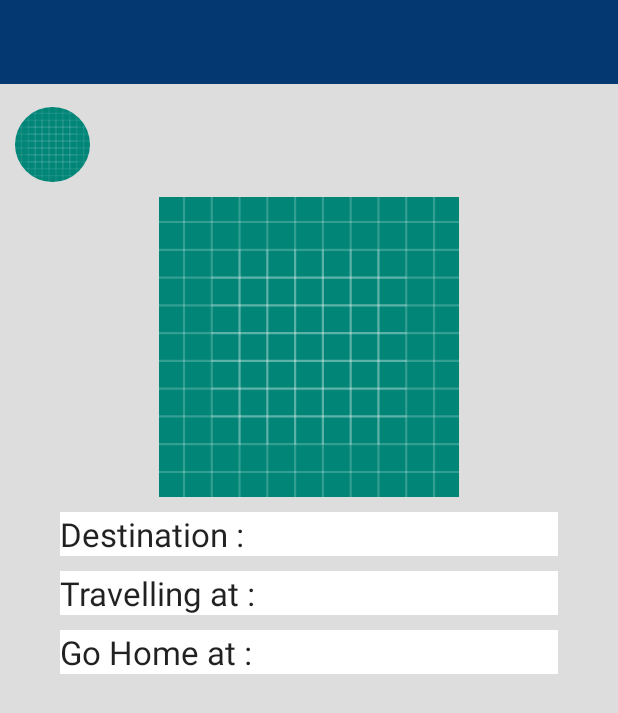
After one commit to LuthfiAbid/confiados, an Android app: the DetailDestination screen opened directly, with no data from a screen before it, on a phone screen of 412 x 824 dp. The commit adds this screen. Shown: the top 713 px of the screen. Run offline under Robolectric (Android 15) with nearby library versions, the phone set to English and light mode, and no system bars; our stand-ins replace CircleImageView.

Commit message:
Detail Destination

```diff
--- a/app/src/main/AndroidManifest.xml
+++ b/app/src/main/AndroidManifest.xml
@@ -17,6 +17,7 @@
         </activity>
         <activity android:name=".activity.NewMessagesActivity">
         </activity>
+        <activity android:name=".activity.DetailDestination"/>
         <activity android:name=".activity.LatesMessagesActivity">
         </activity>
         <activity android:name=".activity.ChatDetailsActivity">
--- /dev/null
+++ b/app/src/main/java/com/abid/confiados/activity/DetailDestination.kt
@@ -0,0 +1,37 @@
+package com.abid.confiados.activity
+
+import android.os.Bundle
+import android.support.v7.app.AppCompatActivity
+import com.abid.confiados.R
+import com.bumptech.glide.Glide
+import kotlinx.android.synthetic.main.detail_destination.*
+
+class DetailDestination: AppCompatActivity(){
+
+    override fun onCreate(savedInstanceState: Bundle?) {
+        super.onCreate(savedInstanceState)
+        setContentView(R.layout.detail_destination)
+        val name = intent.getStringExtra("nama_user")
+        val imageProf = intent.getStringExtra("foto_profile")
+        val noTelp = intent.getStringExtra("notelp")
+        val gen = intent.getStringExtra("gender")
+        val bukti = intent.getStringExtra("bukti")
+        val destination = intent.getStringExtra("destination")
+        val startDate = intent.getStringExtra("startDate")
+        val endDate = intent.getStringExtra("endDate")
+        nameTraveller_on_detail.text = name
+        Glide.with(this).load(imageProf)
+            .centerCrop()
+            .error(R.drawable.ic_launcher_background)
+            .into(photo_profile_on_detail)
+        contact_on_detail.text = noTelp
+        genderTraveller_on_detail.text = gen
+        Glide.with(this).load(bukti)
+            .centerCrop()
+            .error(R.drawable.ic_launcher_background)
+            .into(bukti_on_detail)
+        destination_on_detail.text = destination
+        start_date_on_detail.text = startDate
+        end_date_on_detail.text = endDate
+    }
+}
--- a/app/src/main/java/com/abid/confiados/adapter/DestinationAdapter.kt
+++ b/app/src/main/java/com/abid/confiados/adapter/DestinationAdapter.kt
@@ -14,6 +14,7 @@ import android.widget.Toast
 import com.abid.confiados.data.Pref
 import com.abid.confiados.R
 import com.abid.confiados.activity.ChatLogActivity
+import com.abid.confiados.activity.DetailDestination
 import com.abid.confiados.fragment.HomeFragment
 import com.abid.confiados.model.DestinationModel
 import com.abid.confiados.model.UserModel
@@ -77,6 +78,20 @@ class DestinationAdapter : RecyclerView.Adapter<DestinationAdapter.DestinationVi
             intent.putExtra("id_user", destinationModel.iduser)
             mCtx.startActivity(intent)
         }
+        p0.ll.setOnClickListener {
+            Toast.makeText(mCtx, "Detail", Toast.LENGTH_SHORT).show()
+            val intent : Intent = Intent(mCtx, DetailDestination::class.java)
+            intent.putExtra("nama_user", destinationModel.user!!.nama)
+            intent.putExtra("foto_profil", destinationModel.user!!.profile)
+            intent.putExtra("gender", destinationModel.user!!.gender)
+            intent.putExtra("notelp", destinationModel.user!!.phone)
+            intent.putExtra("id_user", destinationModel.iduser)
+            intent.putExtra("destination", destinationModel.destination)
+            intent.putExtra("startDate", destinationModel.startDate)
+            intent.putExtra("endDate", destinationModel.endDate)
+            intent.putExtra("bukti", destinationModel.bukti)
+            mCtx.startActivity(intent)
+        }
     }
 
     inner class DestinationViewHolder(itemView: View) : RecyclerView.ViewHolder(itemView) {
--- a/app/src/main/java/com/abid/confiados/model/DestinationModel.kt
+++ b/app/src/main/java/com/abid/confiados/model/DestinationModel.kt
@@ -5,10 +5,12 @@ data class DestinationModel (
     var image: String? = null,
     var name: String? = null,
     var gender: String? = null,
+    var noTelp: String? = null,
     var destination: String? = null,
     var startDate: String? = null,
     var endDate: String? = null,
     var iduser: String? = null,
+    var bukti: String? = null,
     var user: UserModel? = null
 )
 //    constructor()
--- /dev/null
+++ b/app/src/main/res/layout/detail_destination.xml
@@ -0,0 +1,146 @@
+<?xml version="1.0" encoding="utf-8"?>
+<RelativeLayout xmlns:android="http://schemas.android.com/apk/res/android"
+                xmlns:tools="http://schemas.android.com/tools"
+                android:layout_width="match_parent"
+                android:layout_height="match_parent"
+                android:background="#ddd"
+                xmlns:app="http://schemas.android.com/apk/res-auto">
+    <android.support.v7.widget.Toolbar
+            android:layout_width="match_parent"
+            android:layout_height="wrap_content"
+            app:titleTextColor="@android:color/white"
+            android:background="#033970"
+            android:layout_alignParentTop="true"
+            android:theme="?attr/actionBarTheme"
+            android:minHeight="?attr/actionBarSize"
+            android:id="@+id/toolbar_detail"/>
+    <RelativeLayout
+            android:layout_marginTop="5dp"
+            android:layout_below="@+id/toolbar_detail"
+            android:id="@+id/header_detail"
+            android:layout_width="match_parent"
+            android:layout_height="wrap_content">
+        <de.hdodenhof.circleimageview.CircleImageView
+                android:id="@+id/photo_profile_on_detail"
+                android:layout_margin="10dp"
+                android:src="@drawable/maldives"
+                android:layout_width="50dp"
+                android:layout_height="50dp"/>
+        <LinearLayout
+                android:layout_marginStart="10dp"
+                android:layout_toEndOf="@+id/photo_profile_on_detail"
+                android:orientation="vertical"
+                android:layout_centerVertical="true"
+                android:layout_width="match_parent"
+                      android:layout_height="wrap_content">
+            <LinearLayout
+                    android:layout_width="match_parent"
+                          android:layout_height="wrap_content">
+                <TextView
+                        android:textAppearance="@style/TextAppearance.AppCompat.Large"
+                        android:text="Luthfi Abid"
+                        android:id="@+id/nameTraveller_on_detail"
+                        android:layout_width="wrap_content"
+                        android:layout_height="wrap_content"/>
+                <TextView
+                        android:textAlignment="textEnd"
+                        android:layout_marginEnd="40dp"
+                        android:textAppearance="@style/TextAppearance.AppCompat.Large"
+                        android:text="Female"
+                        android:id="@+id/genderTraveller_on_detail"
+                        android:layout_width="match_parent"
+                        android:layout_height="wrap_content"/>
+            </LinearLayout>
+
+            <TextView
+                    android:textAppearance="@style/TextAppearance.AppCompat.Medium"
+                    android:text="+62898979889890809"
+                    android:id="@+id/contact_on_detail"
+                    android:layout_width="match_parent"
+                    android:layout_height="wrap_content"/>
+        </LinearLayout>
+
+    </RelativeLayout>
+
+    <ImageView
+            android:layout_below="@+id/header_detail"
+            android:layout_centerHorizontal="true"
+            android:layout_width="200dp"
+            android:layout_height="200dp"
+            tools:srcCompat="@tools:sample/backgrounds/scenic"
+            android:id="@+id/bukti_on_detail"
+            android:contentDescription="BUKTI"/>
+
+    <LinearLayout
+            android:background="#fff"
+            android:id="@+id/content_destination"
+            android:layout_marginTop="10dp"
+            android:layout_below="@+id/bukti_on_detail"
+            android:layout_centerHorizontal="true"
+            android:orientation="horizontal"
+            android:layout_marginHorizontal="40dp"
+            android:layout_width="match_parent"
+            android:layout_height="wrap_content">
+        <TextView
+                android:textAppearance="@style/TextAppearance.AppCompat.Large"
+                android:text="Destination : "
+                android:layout_width="wrap_content"
+                android:layout_height="wrap_content"/>
+        <TextView
+                android:textAppearance="@style/TextAppearance.AppCompat.Large"
+                android:text="Thailand"
+                android:gravity="end"
+                android:id="@+id/destination_on_detail"
+                android:layout_width="match_parent"
+                android:layout_height="wrap_content"/>
+    </LinearLayout>
+    <LinearLayout
+            android:background="#fff"
+            android:layout_marginTop="10dp"
+            android:layout_below="@+id/content_destination"
+            android:layout_centerHorizontal="true"
+            android:orientation="horizontal"
+            android:id="@+id/content_start_date"
+            android:layout_marginHorizontal="40dp"
+            android:layout_width="match_parent"
+            android:layout_height="wrap_content">
+        <TextView
+                android:textAppearance="@style/TextAppearance.AppCompat.Large"
+                android:text="Travelling at : "
+                android:layout_width="wrap_content"
+                android:layout_height="wrap_content"/>
+        <TextView
+                android:textAppearance="@style/TextAppearance.AppCompat.Large"
+                android:text="908798980"
+                android:gravity="end"
+                android:id="@+id/start_date_on_detail"
+                android:layout_width="match_parent"
+                android:layout_height="wrap_content"/>
+    </LinearLayout>
+    <LinearLayout
+            android:background="#fff"
+            android:layout_marginTop="10dp"
+            android:layout_below="@+id/content_start_date"
+            android:layout_centerHorizontal="true"
+            android:orientation="horizontal"
+            android:id="@+id/content_end_date"
+            android:layout_marginHorizontal="40dp"
+            android:layout_width="match_parent"
+            android:layout_height="wrap_content">
+        <TextView
+                android:textAppearance="@style/TextAppearance.AppCompat.Large"
+                android:text="Go Home at : "
+                android:layout_width="wrap_content"
+                android:layout_height="wrap_content"/>
+        <TextView
+                android:textAppearance="@style/TextAppearance.AppCompat.Large"
+                android:text="98098908908"
+                android:gravity="end"
+                android:id="@+id/end_date_on_detail"
+                android:layout_width="match_parent"
+                android:layout_height="wrap_content"/>
+    </LinearLayout>
+
+
+
+</RelativeLayout>
```
Also changed, not shown: 260 other files.
